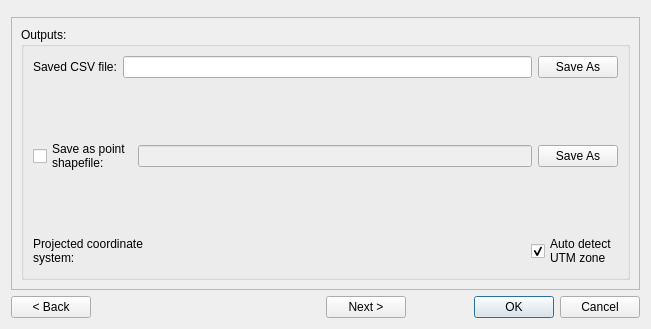
Above: pat/gui/cleanTrimPoints_wizard_base.ui from CSIRO-Precision-Agriculture/PAT_QGIS_Plugin before the change. Below: the same form after it.
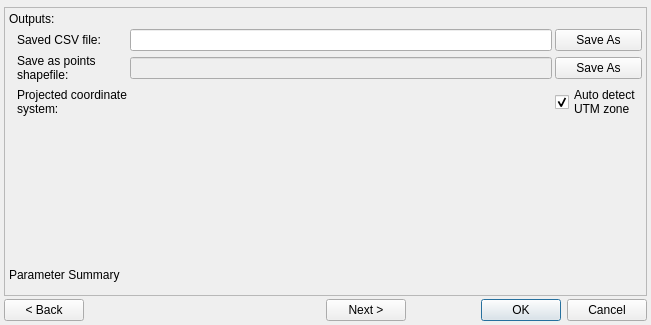
That is the form after the change. Custom widgets are drawn as their Qt base class.

Commit message: #43 Added parameter summary to last wizard page

The edit to the form file:
```diff
--- a/pat/gui/cleanTrimPoints_wizard_base.ui
+++ b/pat/gui/cleanTrimPoints_wizard_base.ui
@@ -10,7 +10,7 @@
     <x>0</x>
     <y>0</y>
     <width>651</width>
-    <height>329</height>
+    <height>325</height>
    </rect>
   </property>
   <property name="sizePolicy">
@@ -22,7 +22,7 @@
   <property name="minimumSize">
    <size>
     <width>651</width>
-    <height>271</height>
+    <height>325</height>
    </size>
   </property>
   <property name="baseSize">
@@ -38,6 +38,24 @@
    <bool>true</bool>
   </property>
   <layout class="QFormLayout" name="formLayout_6">
+   <property name="horizontalSpacing">
+    <number>3</number>
+   </property>
+   <property name="verticalSpacing">
+    <number>3</number>
+   </property>
+   <property name="leftMargin">
+    <number>4</number>
+   </property>
+   <property name="topMargin">
+    <number>4</number>
+   </property>
+   <property name="rightMargin">
+    <number>4</number>
+   </property>
+   <property name="bottomMargin">
+    <number>4</number>
+   </property>
    <item row="0" column="0">
     <layout class="QFormLayout" name="lyo_MessageBar">
      <property name="sizeConstraint">
@@ -57,7 +75,7 @@
    <item row="1" column="0" colspan="2">
     <widget class="QStackedWidget" name="stackedWidget">
      <property name="sizePolicy">
-      <sizepolicy hsizetype="Preferred" vsizetype="MinimumExpanding">
+      <sizepolicy hsizetype="MinimumExpanding" vsizetype="MinimumExpanding">
        <horstretch>0</horstretch>
        <verstretch>0</verstretch>
       </sizepolicy>
@@ -71,6 +89,9 @@
      <property name="frameShape">
       <enum>QFrame::StyledPanel</enum>
      </property>
+     <property name="lineWidth">
+      <number>0</number>
+     </property>
      <property name="currentIndex">
       <number>3</number>
      </property>
@@ -832,38 +853,106 @@
       </layout>
      </widget>
      <widget class="QWidget" name="pgeOutput">
-      <layout class="QFormLayout" name="formLayout_8">
-       <item row="0" column="0" colspan="2">
-        <widget class="QGroupBox" name="gbParameters_2">
-         <property name="sizePolicy">
-          <sizepolicy hsizetype="MinimumExpanding" vsizetype="MinimumExpanding">
-           <horstretch>0</horstretch>
-           <verstretch>0</verstretch>
-          </sizepolicy>
-         </property>
-         <property name="title">
-          <string>Outputs:</string>
-         </property>
          <layout class="QFormLayout" name="formLayout_2">
-          <property name="fieldGrowthPolicy">
-           <enum>QFormLayout::AllNonFixedFieldsGrow</enum>
+       <property name="horizontalSpacing">
+        <number>3</number>
+       </property>
+       <property name="verticalSpacing">
+        <number>3</number>
+       </property>
+       <property name="leftMargin">
+        <number>4</number>
+       </property>
+       <property name="topMargin">
+        <number>4</number>
+       </property>
+       <property name="rightMargin">
+        <number>4</number>
+       </property>
+       <property name="bottomMargin">
+        <number>4</number>
           </property>
           <item row="0" column="0" colspan="2">
-           <layout class="QHBoxLayout" name="horizontalLayout_2">
-            <item>
-             <widget class="QLabel" name="lblSaveCSVFile">
+        <layout class="QGridLayout" name="gridLayout_6">
+         <property name="bottomMargin">
+          <number>9</number>
+         </property>
+         <item row="4" column="1">
+          <spacer name="verticalSpacer_4">
+           <property name="orientation">
+            <enum>Qt::Vertical</enum>
+           </property>
+           <property name="sizeHint" stdset="0">
+            <size>
+             <width>20</width>
+             <height>20</height>
+            </size>
+           </property>
+          </spacer>
+         </item>
+         <item row="1" column="0">
+          <spacer name="horizontalSpacer_8">
+           <property name="orientation">
+            <enum>Qt::Horizontal</enum>
+           </property>
+           <property name="sizeType">
+            <enum>QSizePolicy::Fixed</enum>
+           </property>
+           <property name="sizeHint" stdset="0">
+            <size>
+             <width>5</width>
+             <height>20</height>
+            </size>
+           </property>
+          </spacer>
+         </item>
+         <item row="2" column="2" colspan="5">
+          <widget class="QLineEdit" name="lneSavePointsFile">
+           <property name="enabled">
+            <bool>false</bool>
+           </property>
+           <property name="readOnly">
+            <bool>true</bool>
+           </property>
+          </widget>
+         </item>
+         <item row="3" column="7">
+          <widget class="QCheckBox" name="chkAutoCRS">
               <property name="sizePolicy">
-               <sizepolicy hsizetype="Fixed" vsizetype="Preferred">
+            <sizepolicy hsizetype="Fixed" vsizetype="Fixed">
                 <horstretch>0</horstretch>
                 <verstretch>0</verstretch>
                </sizepolicy>
               </property>
               <property name="text">
-               <string>Saved CSV file:</string>
-              </property>
-             </widget>
-            </item>
-            <item>
+            <string>Auto detect
+UTM zone</string>
+           </property>
+           <property name="checkable">
+            <bool>true</bool>
+           </property>
+           <property name="checked">
+            <bool>true</bool>
+           </property>
+          </widget>
+         </item>
+         <item row="2" column="7">
+          <widget class="QPushButton" name="cmdSavePointsFile">
+           <property name="enabled">
+            <bool>true</bool>
+           </property>
+           <property name="sizePolicy">
+            <sizepolicy hsizetype="Minimum" vsizetype="Fixed">
+             <horstretch>0</horstretch>
+             <verstretch>0</verstretch>
+            </sizepolicy>
+           </property>
+           <property name="text">
+            <string>Save As</string>
+           </property>
+          </widget>
+         </item>
+         <item row="1" column="2" colspan="5">
              <widget class="QLineEdit" name="lneSaveCSVFile">
               <property name="sizePolicy">
                <sizepolicy hsizetype="Expanding" vsizetype="Fixed">
@@ -873,7 +962,7 @@
               </property>
              </widget>
             </item>
-            <item>
+         <item row="1" column="7">
              <widget class="QPushButton" name="cmdSaveCSVFile">
               <property name="sizePolicy">
                <sizepolicy hsizetype="Minimum" vsizetype="Fixed">
@@ -886,58 +975,28 @@
               </property>
              </widget>
             </item>
-           </layout>
-          </item>
-          <item row="1" column="0" colspan="2">
-           <layout class="QHBoxLayout" name="horizontalLayout_3">
-            <item>
-             <widget class="QCheckBox" name="chkSavePointsFile">
-              <property name="sizePolicy">
-               <sizepolicy hsizetype="Fixed" vsizetype="MinimumExpanding">
-                <horstretch>0</horstretch>
-                <verstretch>0</verstretch>
-               </sizepolicy>
-              </property>
+         <item row="2" column="1">
+          <widget class="QLabel" name="lblSavePointsFile">
               <property name="text">
-               <string>Save as point
+            <string>Save as points
 shapefile:</string>
               </property>
-              <property name="tristate">
-               <bool>false</bool>
-              </property>
-             </widget>
-            </item>
-            <item>
-             <widget class="QLineEdit" name="lneSavePointsFile">
-              <property name="enabled">
-               <bool>false</bool>
-              </property>
-              <property name="readOnly">
-               <bool>true</bool>
-              </property>
-             </widget>
-            </item>
-            <item>
-             <widget class="QPushButton" name="cmdSavePointsFile">
-              <property name="enabled">
-               <bool>true</bool>
-              </property>
+          </widget>
+         </item>
+         <item row="1" column="1">
+          <widget class="QLabel" name="lblSaveCSVFile">
               <property name="sizePolicy">
-               <sizepolicy hsizetype="Minimum" vsizetype="Fixed">
+            <sizepolicy hsizetype="Fixed" vsizetype="Preferred">
                 <horstretch>0</horstretch>
                 <verstretch>0</verstretch>
                </sizepolicy>
               </property>
               <property name="text">
-               <string>Save As</string>
+            <string>Saved CSV file:</string>
               </property>
              </widget>
             </item>
-           </layout>
-          </item>
-          <item row="2" column="0" colspan="2">
-           <layout class="QHBoxLayout" name="horizontalLayout_4">
-            <item>
+         <item row="3" column="1">
              <widget class="QLabel" name="lblOutCRSTitle">
               <property name="sizePolicy">
                <sizepolicy hsizetype="Fixed" vsizetype="Preferred">
@@ -953,33 +1012,30 @@
               </property>
              </widget>
             </item>
-            <item>
+         <item row="3" column="2" colspan="5">
              <widget class="QgsProjectionSelectionWidget" name="mCRSoutput"/>
             </item>
-            <item>
-             <widget class="QCheckBox" name="chkAutoCRS">
+         <item row="5" column="0" colspan="8">
+          <widget class="QLabel" name="lblSummary">
               <property name="sizePolicy">
-               <sizepolicy hsizetype="Fixed" vsizetype="Fixed">
+            <sizepolicy hsizetype="MinimumExpanding" vsizetype="Preferred">
                 <horstretch>0</horstretch>
                 <verstretch>0</verstretch>
                </sizepolicy>
               </property>
               <property name="text">
-               <string>Auto detect
-UTM zone</string>
-              </property>
-              <property name="checkable">
-               <bool>true</bool>
-              </property>
-              <property name="checked">
-               <bool>true</bool>
-              </property>
+            <string>Parameter Summary</string>
+           </property>
+          </widget>
+         </item>
+         <item row="0" column="0" colspan="4">
+          <widget class="QLabel" name="lblOutputs">
+           <property name="text">
+            <string>Outputs:</string>
+           </property>
              </widget>
             </item>
            </layout>
-          </item>
-         </layout>
-        </widget>
        </item>
       </layout>
      </widget>
```
Left out of the diff: 57 changed lines with no effect on the pictures. Lines whose indentation alone changed are shown as unchanged. The commit also changes 1 other file.
